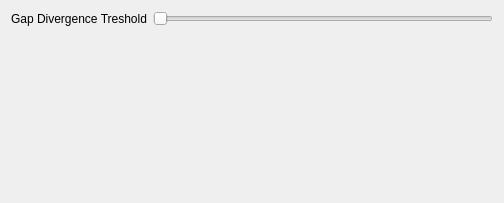
Above: cbr/msa/visual/ScoreByDivergence.ui from TUM-CBR/pymol-plugins before the change. Below: the same form after it.
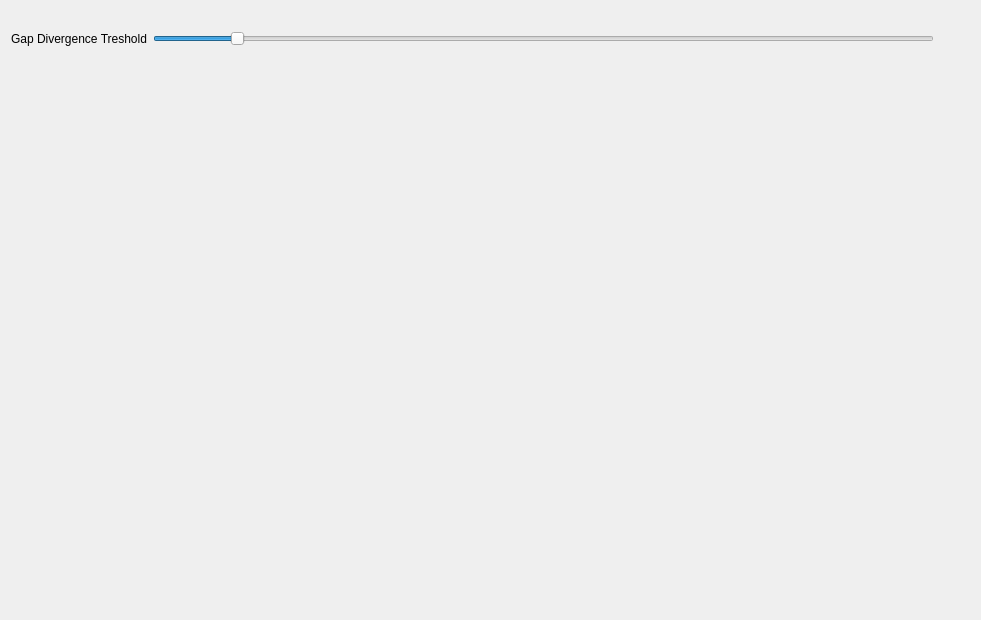
That is the form after the change.

Diff of the .ui file:
```diff
--- a/cbr/msa/visual/ScoreByDivergence.ui
+++ b/cbr/msa/visual/ScoreByDivergence.ui
@@ -6,14 +6,24 @@
    <rect>
     <x>0</x>
     <y>0</y>
-    <width>504</width>
-    <height>203</height>
+    <width>981</width>
+    <height>620</height>
    </rect>
   </property>
   <property name="windowTitle">
    <string>Form</string>
   </property>
   <layout class="QVBoxLayout" name="verticalLayout">
+   <item>
+    <widget class="QLabel" name="descriptionLabel">
+     <property name="text">
+      <string/>
+     </property>
+     <property name="wordWrap">
+      <bool>true</bool>
+     </property>
+    </widget>
+   </item>
    <item>
     <layout class="QHBoxLayout" name="horizontalLayout">
      <item>
@@ -28,8 +38,27 @@
        <property name="maximum">
         <number>100</number>
        </property>
+       <property name="value">
+        <number>10</number>
+       </property>
        <property name="orientation">
         <enum>Qt::Horizontal</enum>
+       </property>
+       <property name="tickPosition">
+        <enum>QSlider::NoTicks</enum>
+       </property>
+      </widget>
+     </item>
+     <item>
+      <widget class="QLabel" name="valueLabel">
+       <property name="minimumSize">
+        <size>
+         <width>30</width>
+         <height>0</height>
+        </size>
+       </property>
+       <property name="text">
+        <string/>
        </property>
       </widget>
      </item>
```
